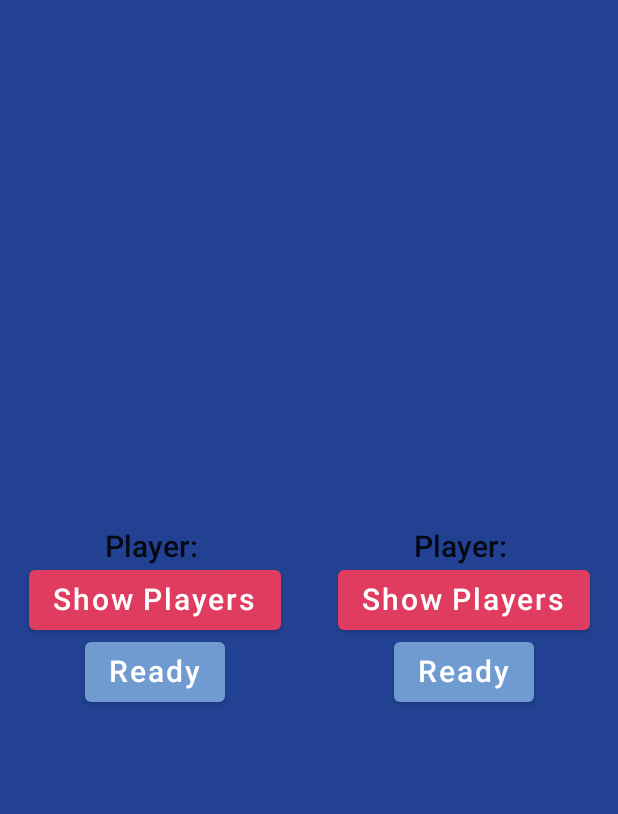
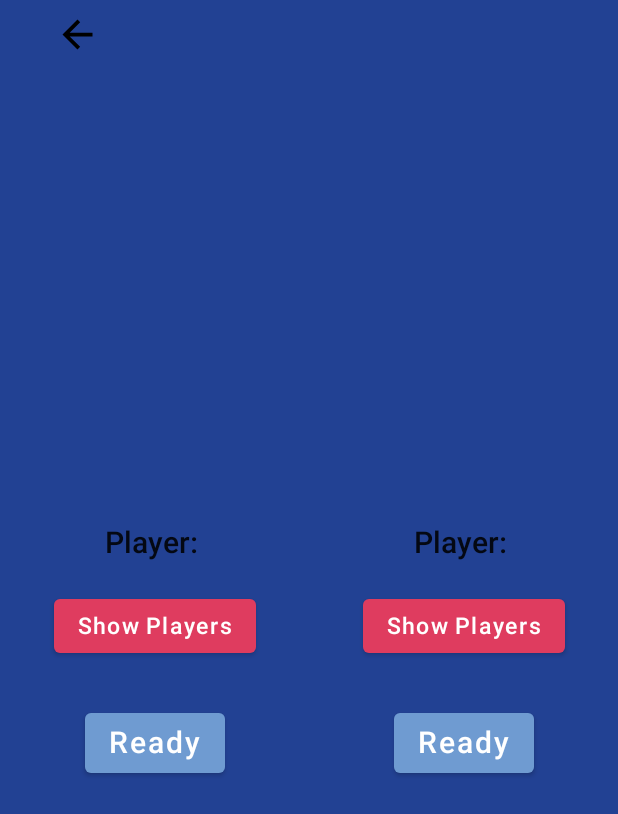
Before and after one commit to idos1234/TicTacToe, an Android app built with Jetpack Compose: the chooseTwoPlayersScreen screen opened through its navigation route, on a phone screen of 412 x 824 dp. Shown: the top 814 px of the screen. Run offline under Robolectric (Android 15) with nearby library versions, the phone set to English and light mode, and no system bars.

Commit message:
Continue ChoosePlayerScreen.kt Adding Top App Bar To The Other Screens

```diff
--- a/app/src/main/java/com/example/tictactoe/ui/Screen/ChoosePlayerScreen.kt
+++ b/app/src/main/java/com/example/tictactoe/ui/Screen/ChoosePlayerScreen.kt
@@ -37,6 +37,7 @@ fun ShowPlayersScreen(
     ) {
     val signUpUiState = signUpViewModel.playerUiState
     val settingsUiState by settingsViewModel.settingsUiState.collectAsState()
+    val uiState by viewModel.uiState.collectAsState()
     val coroutineScope = rememberCoroutineScope()
 
     var toAddPlayer by remember {
@@ -72,11 +73,11 @@ fun ShowPlayersScreen(
                                 }
                                  else {
                                         if (playerNumber == 1){
-                                            viewModel.setPlayers(player1 = player.name)
+                                            viewModel.setPlayers(player1 = player.name, player2 =  uiState.player2)
                                         }
 
                                         if (playerNumber == 2){
-                                            viewModel.setPlayers(player2 = player.name)
+                                            viewModel.setPlayers(player1 = uiState.player1, player2 = player.name)
                                         }
                                 }
                             },
@@ -146,15 +147,25 @@ fun chooseSinglePlayerScreen(
         mutableStateOf(false)
     }
 
+    val buttonSize = if (isSinglePlayer) {
+        20.sp
+    } else {
+        15.sp
+    }
+
     Column(horizontalAlignment = Alignment.CenterHorizontally, verticalArrangement = Arrangement.Center, modifier = modifier
         .fillMaxSize()
         .background(BackGround)) {
 
         Text("Player: ${if (playerNumber == 1) uiState.player1 else uiState.player2}", fontSize = 20.sp, fontWeight = FontWeight.SemiBold)
 
+        Spacer(modifier = Modifier.height(20.dp))
+
         Button(onClick = {toShowPlayers = !toShowPlayers}) {
-            Text("Show Players", fontSize = 20.sp, fontWeight = FontWeight.SemiBold)
+            Text("Show Players", fontSize = buttonSize, fontWeight = FontWeight.SemiBold)
         }
+
+        Spacer(modifier = Modifier.height(10.dp))
 
         if (toShowPlayers) {
             ShowPlayersScreen(
@@ -164,6 +175,8 @@ fun chooseSinglePlayerScreen(
                 isSinglePlayer = isSinglePlayer
             )
         }
+
+        Spacer(modifier = Modifier.height(20.dp))
 
         Button(
             onClick = {},
@@ -178,15 +191,19 @@ fun chooseSinglePlayerScreen(
 fun chooseTwoPlayersScreen (
     viewModel: TicTacToeViewModel
 ) {
-    Row(verticalAlignment = Alignment.CenterVertically) {
+    Row(verticalAlignment = Alignment.CenterVertically, modifier = Modifier.background(BackGround)) {
         chooseSinglePlayerScreen(
-            modifier = Modifier.weight(1f),
+            modifier = Modifier
+                .weight(1f)
+                .padding(15.dp),
             viewModel = viewModel,
             playerNumber = 1,
             isSinglePlayer = false
         )
         chooseSinglePlayerScreen(
-            modifier = Modifier.weight(1f),
+            modifier = Modifier
+                .weight(1f)
+                .padding(15.dp),
             viewModel = viewModel,
             playerNumber = 2,
             isSinglePlayer = false
--- a/app/src/main/java/com/example/tictactoe/ui/Screen/TicTacToeApp.kt
+++ b/app/src/main/java/com/example/tictactoe/ui/Screen/TicTacToeApp.kt
@@ -8,11 +8,13 @@ import androidx.compose.foundation.clickable
 import androidx.compose.foundation.layout.*
 import androidx.compose.material.*
 import androidx.compose.material.icons.Icons
+import androidx.compose.material.icons.filled.ArrowBack
 import androidx.compose.material.icons.filled.Close
 import androidx.compose.material.icons.filled.Menu
 import androidx.compose.runtime.*
 import androidx.compose.ui.Alignment
 import androidx.compose.ui.Modifier
+import androidx.compose.ui.graphics.vector.ImageVector
 import androidx.compose.ui.unit.dp
 import androidx.lifecycle.viewmodel.compose.viewModel
 import androidx.navigation.NavHostController
@@ -73,13 +75,13 @@ fun HomeScreenMenu(modifier: Modifier, navController: NavHostController, onChane
 }
 
 @Composable()
-fun topHomeScreenBar(onClick: () -> Unit) {
+fun TopAppBar(onClick: () -> Unit, icon: ImageVector) {
     Row(modifier = Modifier
         .fillMaxWidth()
         .height(45.dp)
         .background(BackGround), verticalAlignment = Alignment.CenterVertically) {
         Image(
-            imageVector = Icons.Default.Menu,
+            imageVector = icon,
             contentDescription = null,
             modifier = Modifier
                 .weight(1f)
@@ -116,30 +118,37 @@ fun TicTacToeApp(
         topBar = {
         when(currentScreen) {
             GameScreen.Start ->
-                topHomeScreenBar(
+                TopAppBar(
                     onClick = {
                         scope.launch {
                             scaffoldState.drawerState.open()
                         }
-                }
+                    },
+                    icon = Icons.Default.Menu
                 )
             GameScreen.Settings ->
-                topHomeScreenBar(
+                TopAppBar(
                     onClick = {
                         scope.launch {
                             scaffoldState.drawerState.open()
                         }
-                    }
+                    },
+                    icon = Icons.Default.Menu
                 )
             GameScreen.AboutUs ->
-                topHomeScreenBar(
+                TopAppBar(
                     onClick = {
                         scope.launch {
                             scaffoldState.drawerState.open()
                         }
+                    },
+                    icon = Icons.Default.Menu
+                )
+            else -> {
+                TopAppBar(
+                    onClick = {navController.navigateUp()},
+                    icon = Icons.Default.ArrowBack)
             }
-                )
-            else -> {}
         }
     },
         drawerGesturesEnabled = scaffoldState.drawerState.isOpen,
```
Lines whose indentation alone changed are shown as unchanged.
